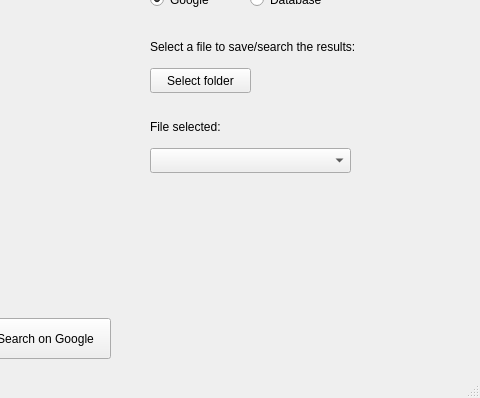
First picture: the form in gui.ui, repository tabanoku/DorkyPy, before the edit; both pictures show x 600 to 1080 and y 322 to 720 of the 1080 by 720 pixel window.
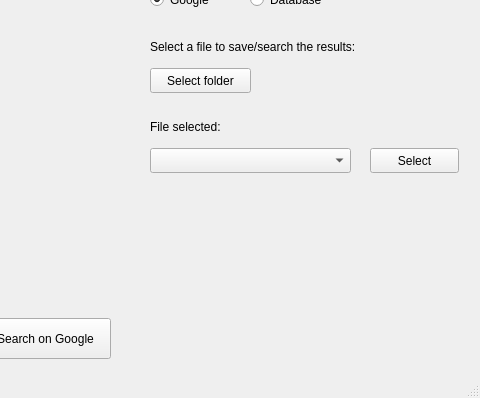
Second picture: the form after the edit.

Commit message: fallo git arreglado

What changed in the file:
```diff
--- a/gui.ui
+++ b/gui.ui
@@ -16,6 +16,18 @@
     <verstretch>0</verstretch>
    </sizepolicy>
   </property>
+  <property name="minimumSize">
+   <size>
+    <width>1080</width>
+    <height>720</height>
+   </size>
+  </property>
+  <property name="maximumSize">
+   <size>
+    <width>1080</width>
+    <height>720</height>
+   </size>
+  </property>
   <property name="windowTitle">
    <string>DorkyPy</string>
   </property>
@@ -300,6 +312,19 @@
      <string>File selected:</string>
     </property>
    </widget>
+   <widget class="QPushButton" name="selectbutton">
+    <property name="geometry">
+     <rect>
+      <x>970</x>
+      <y>470</y>
+      <width>89</width>
+      <height>25</height>
+     </rect>
+    </property>
+    <property name="text">
+     <string>Select</string>
+    </property>
+   </widget>
   </widget>
   <widget class="QStatusBar" name="statusbar"/>
  </widget>
```
